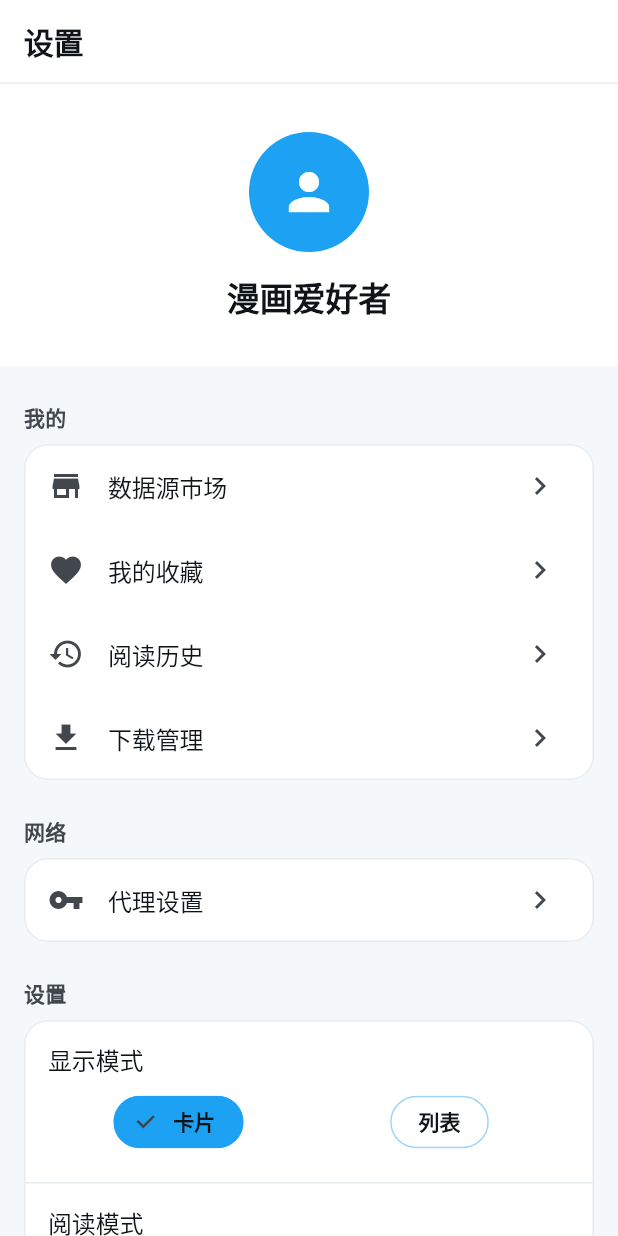
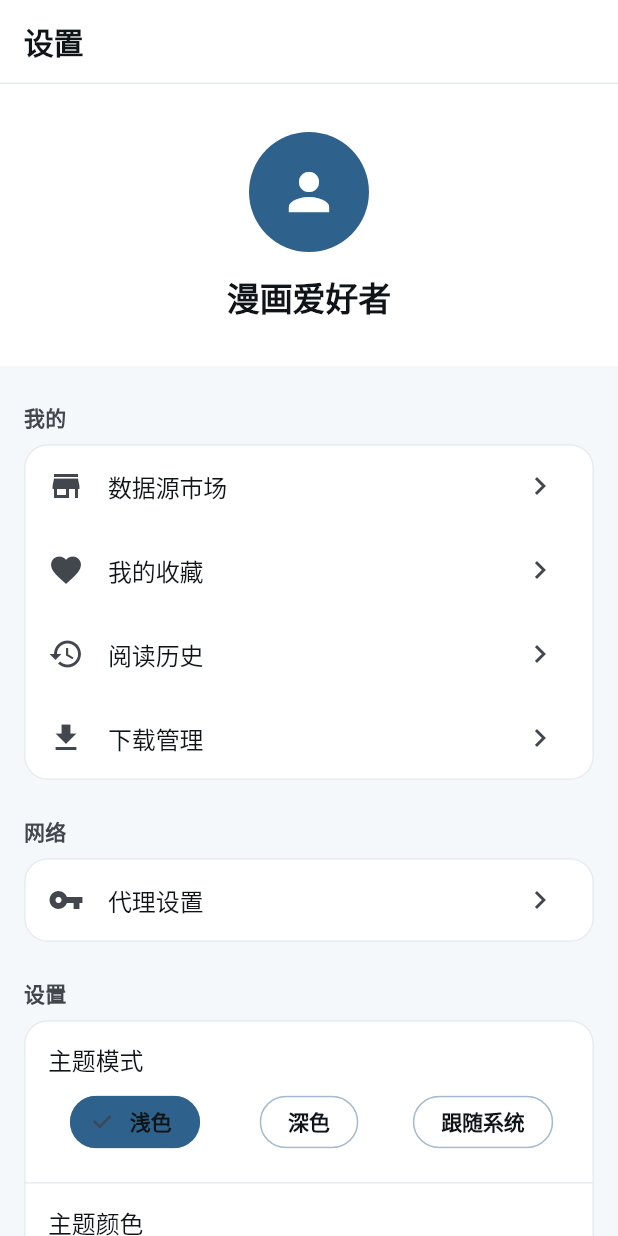
Before and after one commit to haodiaodemingzi/netcom, a Flutter app: the SettingsPage screen opened by its route, on a phone screen of 412 x 824 dp. Run offline on Flutter 3.47's test engine with Material 3 defaults, Android fonts, the light colour scheme and no system bars; our stand-ins replace cached_network_image, dio, flutter_riverpod, go_router, package_info_plus, shared_preferences and 2 more; missing offline and left inert: dart:html; accounts and stored records are empty; network calls fail; Roboto replaces fonts that are missing (Helvetica Neue).

Commit message:
feat(app): 实现主题模式和颜色自定义功能
- 添加深色/浅色主题支持，支持系统跟随模式
- 实现主题颜色选择功能，可自定义主色调
- 使用Material Design 3的ColorScheme.fromSeed实现动态主题
- 重构AppTheme类，分离主题创建逻辑
- 在设置页面添加主题模式和颜色选择UI组件
- 集成Riverpod状态管理实现主题切换

```diff
--- /dev/null
+++ b/flutter_app/lib/app/theme/app_theme_color.dart
@@ -0,0 +1,32 @@
+import 'package:flutter/material.dart';
+
+enum AppThemeColor {
+  blue(
+    name: '蓝色',
+    seedColor: Color(0xFF1DA1F2),
+  ),
+  red(
+    name: '红色',
+    seedColor: Color(0xFFF21D1D),
+  ),
+  green(
+    name: '绿色',
+    seedColor: Color(0xFF1DF278),
+  ),
+  purple(
+    name: '紫色',
+    seedColor: Color(0xFF9C27B0),
+  ),
+  orange(
+    name: '橙色',
+    seedColor: Color(0xFFFF9800),
+  );
+
+  const AppThemeColor({
+    required this.name,
+    required this.seedColor,
+  });
+
+  final String name;
+  final Color seedColor;
+}
--- a/flutter_app/lib/features/settings/settings_page.dart
+++ b/flutter_app/lib/features/settings/settings_page.dart
@@ -3,6 +3,8 @@ import 'package:flutter_riverpod/flutter_riverpod.dart';
 import 'package:go_router/go_router.dart';
 import 'package:package_info_plus/package_info_plus.dart';
 
+import '../../app/theme/app_theme_color.dart';
+import '../../app/theme/theme_provider.dart';
 import '../../core/storage/app_storage.dart';
 import '../../core/storage/storage_providers.dart';
 import '../../core/storage/storage_repository.dart';
@@ -183,10 +185,15 @@ class _SettingsPageState extends ConsumerState<SettingsPage> {
   Widget _buildSettingsSection(
     BuildContext context,
   ) {
+    final themeMode = ref.watch(themeModeProvider);
+    final themeColor = ref.watch(themeColorProvider);
+
     return _buildSection(
       context,
       title: '设置',
       children: [
+        _buildThemeModeSetting(context, themeMode),
+        _buildThemeColorSetting(context, themeColor),
         _buildRadioSetting(
           context,
           title: '显示模式',
@@ -216,18 +223,6 @@ class _SettingsPageState extends ConsumerState<SettingsPage> {
               context,
               patch: {'scrollMode': value},
               resolveNext: (current) => current.copyWith(scrollMode: value),
-            );
-          },
-        ),
-        _buildSwitchSetting(
-          context,
-          title: '夜间模式',
-          value: _settings.darkMode,
-          onChanged: (value) {
-            _applySettingsPatch(
-              context,
-              patch: {'darkMode': value},
-              resolveNext: (current) => current.copyWith(darkMode: value),
             );
           },
         ),
@@ -543,6 +538,118 @@ class _SettingsPageState extends ConsumerState<SettingsPage> {
     );
   }
 
+  Widget _buildThemeModeSetting(BuildContext context, ThemeMode currentMode) {
+    return Column(
+      crossAxisAlignment: CrossAxisAlignment.start,
+      children: [
+        Padding(
+          padding: const EdgeInsets.fromLTRB(16, 16, 16, 8),
+          child: Text(
+            '主题模式',
+            style: Theme.of(context).textTheme.bodyLarge,
+          ),
+        ),
+        Padding(
+          padding: const EdgeInsets.fromLTRB(16, 0, 16, 16),
+          child: Row(
+            children: [
+              Expanded(
+                child: Padding(
+                  padding: const EdgeInsets.symmetric(horizontal: 4),
+                  child: ChoiceChip(
+                    label: const Text('浅色'),
+                    selected: currentMode == ThemeMode.light,
+                    onSelected: (_) {
+                      ref.read(themeModeProvider.notifier).setThemeMode(ThemeMode.light);
+                    },
+                  ),
+                ),
+              ),
+              Expanded(
+                child: Padding(
+                  padding: const EdgeInsets.symmetric(horizontal: 4),
+                  child: ChoiceChip(
+                    label: const Text('深色'),
+                    selected: currentMode == ThemeMode.dark,
+                    onSelected: (_) {
+                      ref.read(themeModeProvider.notifier).setThemeMode(ThemeMode.dark);
+                    },
+                  ),
+                ),
+              ),
+              Expanded(
+                child: Padding(
+                  padding: const EdgeInsets.symmetric(horizontal: 4),
+                  child: ChoiceChip(
+                    label: const Text('跟随系统'),
+                    selected: currentMode == ThemeMode.system,
+                    onSelected: (_) {
+                      ref.read(themeModeProvider.notifier).setThemeMode(ThemeMode.system);
+                    },
+                  ),
+                ),
+              ),
+            ],
+          ),
+        ),
+        const Divider(height: 1),
+      ],
+    );
+  }
+
+  Widget _buildThemeColorSetting(BuildContext context, AppThemeColor currentColor) {
+    return Column(
+      crossAxisAlignment: CrossAxisAlignment.start,
+      children: [
+        Padding(
+          padding: const EdgeInsets.fromLTRB(16, 16, 16, 8),
+          child: Text(
+            '主题颜色',
+            style: Theme.of(context).textTheme.bodyLarge,
+          ),
+        ),
+        Padding(
+          padding: const EdgeInsets.fromLTRB(16, 0, 16, 16),
+          child: Wrap(
+            spacing: 16,
+            runSpacing: 12,
+            children: AppThemeColor.values.map((color) {
+              final isSelected = currentColor == color;
+              return InkWell(
+                onTap: () {
+                  ref.read(themeColorProvider.notifier).setThemeColor(color);
+                },
+                borderRadius: BorderRadius.circular(24),
+                child: Container(
+                  width: 48,
+                  height: 48,
+                  decoration: BoxDecoration(
+                    color: color.seedColor,
+                    shape: BoxShape.circle,
+                    border: isSelected
+                        ? Border.all(
+                            color: Theme.of(context).colorScheme.primary,
+                            width: 3,
+                          )
+                        : null,
+                  ),
+                  child: isSelected
+                      ? const Icon(
+                          Icons.check,
+                          color: Colors.white,
+                          size: 24,
+                        )
+                      : null,
+                ),
+              );
+            }).toList(),
+          ),
+        ),
+        const Divider(height: 1),
+      ],
+    );
+  }
+
   Future<void> _handleClearCache(BuildContext context) async {
     final confirmed = await showDialog<bool>(
       context: context,
```
Also changed, not shown: flutter_app/lib/app/app_theme.dart (+59 -63 lines), flutter_app/lib/app/theme/theme_provider.dart (added, +73 -0 lines), flutter_app/lib/main.dart (+8 -3 lines), 2 other files.
